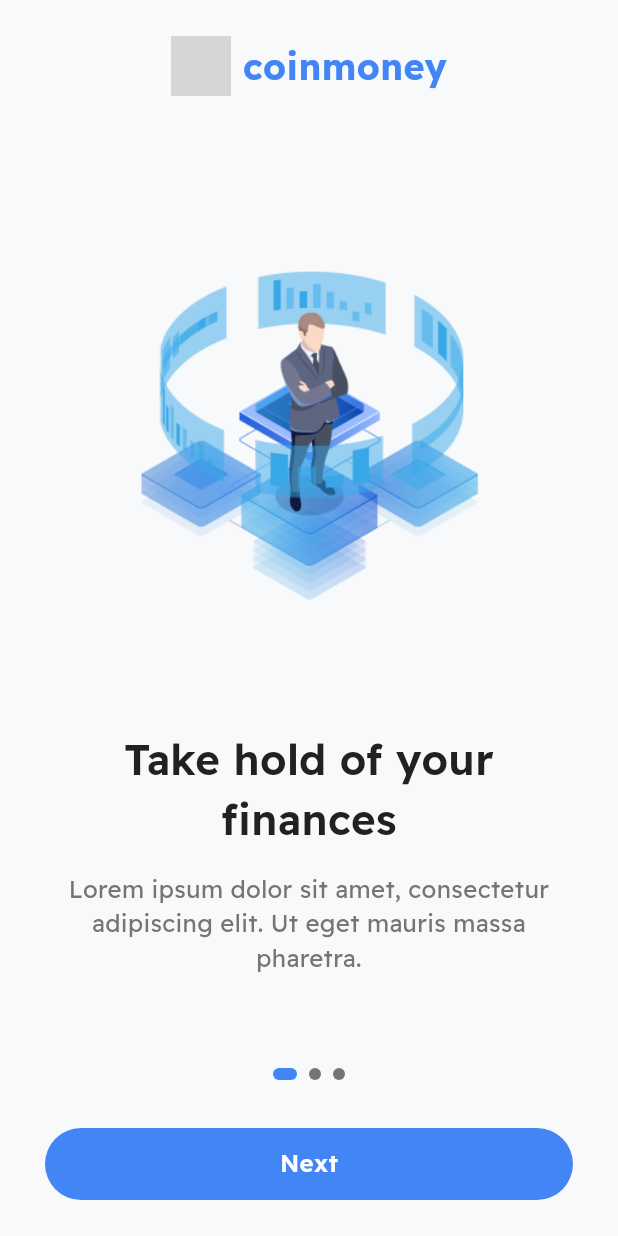
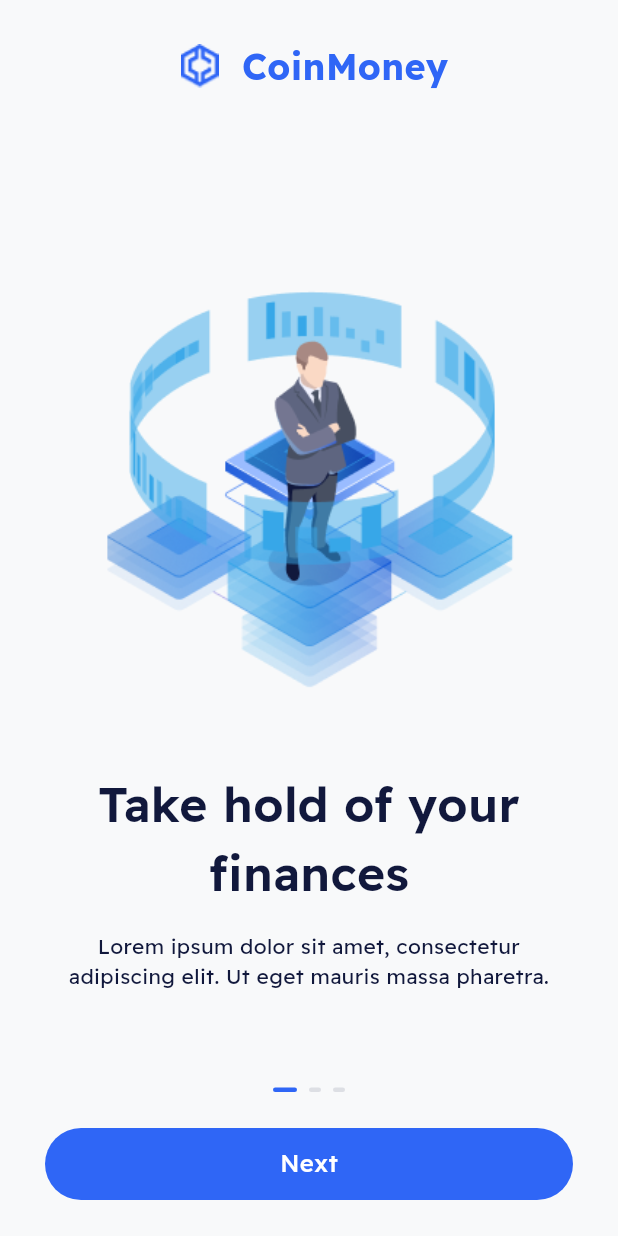
Before and after one commit to mazdon9/Crypto-Exchange-App-Mobile, a Flutter app: the screen it shows after launch, on a phone screen of 412 x 824 dp. Run offline on Flutter 3.47's test engine with Material 3 defaults, Android fonts, the phone set to English and light mode, and no system bars; grey boxes are pictures that could not be loaded.

Commit message:
feature/onboarding_screen PageIndicator

```diff
--- a/lib/components/app_button.dart
+++ b/lib/components/app_button.dart
@@ -1,7 +1,6 @@
+import 'package:crypto_exchange_app/constants/app_colors.dart';
+import 'package:crypto_exchange_app/constants/app_text_style.dart';
 import 'package:flutter/material.dart';
-
-import '../constants/app_colors.dart';
-import '../constants/app_text_style.dart';
 
 class AppButton extends StatelessWidget {
   final String content;
@@ -26,13 +25,13 @@
         width: screenWidth - 60,
         height: 48,
         decoration: BoxDecoration(
-          color: backgroundColor ?? AppColorPath.primary,
+          color: backgroundColor ?? AppColorPath.blue,
           borderRadius: BorderRadius.circular(24),
         ),
         child: Center(
           child: Text(
             content,
-            style: AppTextStyle.textFont16W600.copyWith(
+            style: AppTextStyle.textFont16W500.copyWith(
               color: textColor ?? AppColorPath.white,
             ),
           ),
--- a/lib/constants/app_colors.dart
+++ b/lib/constants/app_colors.dart
@@ -1,8 +1,8 @@
 import 'package:flutter/material.dart';
 
 class AppColorPath {
-  static const Color primary = Color(0xFF4285F4);
-  static const Color black = Color(0xff212121);
+  static const Color blue = Color(0xFF2F66F6);
+  static const Color black = Color(0xFF11183C);
   static const Color white = Color(0xFFFFFFFF);
   static const Color lightWhite = Color(0xFFF8F9FA);
   static const Color textSecondary = Color(0xFF757575);
--- a/lib/constants/app_paths.dart
+++ b/lib/constants/app_paths.dart
@@ -1,5 +1,8 @@
 class AppImagesPath {
-  static const String coinmoneyLogo = 'assets/images/coinmoney_logo.png';
+  static const String coinmoneyIconLogo =
+      'assets/images/coinmoney_icon_logo.png';
+  static const String coinmoneyTextLogo =
+      'assets/images/coinmoney_text_logo.png';
   static const String manWithCircleImages =
       'assets/images/man_with_circle_images.png';
   static const String phoneWithTradingImages =
--- a/lib/constants/app_text_style.dart
+++ b/lib/constants/app_text_style.dart
@@ -16,18 +16,30 @@
     color: AppColorPath.textSecondary,
     fontFamily: 'ReadexPro',
   );
+  static const TextStyle textFont14W400 = TextStyle(
+    fontSize: 14,
+    fontWeight: FontWeight.w400,
+    color: AppColorPath.black,
+    fontFamily: 'ReadexPro',
+  );
+  static const TextStyle textFont16W500 = TextStyle(
+    fontSize: 16,
+    fontWeight: FontWeight.w500,
+    color: AppColorPath.white,
+    fontFamily: 'ReadexPro',
+  );
 
-  static const TextStyle textFont16W600 = TextStyle(
-    fontSize: 16,
+  static const TextStyle textFont32W600 = TextStyle(
+    fontSize: 32,
     fontWeight: FontWeight.w600,
-    color: AppColorPath.white,
+    color: AppColorPath.black,
     fontFamily: 'ReadexPro',
   );
 
   static const TextStyle logoText = TextStyle(
     fontSize: 24,
     fontWeight: FontWeight.w700,
-    color: AppColorPath.primary,
+    color: AppColorPath.blue,
     fontFamily: 'ReadexPro',
   );
 }
--- a/lib/main.dart
+++ b/lib/main.dart
@@ -1,6 +1,6 @@
 import 'package:flutter/material.dart';
 
-import 'screens/splash_screen.dart';
+import 'screens/onboarding_screen.dart';
 
 void main() {
   runApp(const CryptoExchangeApp());
--- a/lib/screens/splash_screen.dart
+++ b/lib/screens/onboarding_screen.dart
@@ -21,19 +21,19 @@
       imagePath: AppImagesPath.manWithCircleImages,
       title: 'Take hold of your finances',
       subtitle:
-          'Lorem ipsum dolor sit amet, consectetur adipiscing elit. Ut eget mauris massa pharetra.',
+          'Lorem ipsum dolor sit amet, consectetur\nadipiscing elit. Ut eget mauris massa pharetra.',
     ),
     OnboardingData(
       imagePath: AppImagesPath.phoneWithTradingImages,
       title: 'Smart trading tools',
       subtitle:
-          'Lorem ipsum dolor sit amet, consectetur adipiscing elit. Ut eget mauris massa pharetra.',
+          'Lorem ipsum dolor sit amet, consectetur\nadipiscing elit. Ut eget mauris massa pharetra.',
     ),
     OnboardingData(
       imagePath: AppImagesPath.laptopTechImages,
       title: 'Invest in the future',
       subtitle:
-          'Lorem ipsum dolor sit amet, consectetur adipiscing elit. Ut eget mauris massa pharetra.',
+          'Lorem ipsum dolor sit amet, consectetur\nadipiscing elit. Ut eget mauris massa pharetra.',
     ),
   ];
 
@@ -43,6 +43,7 @@
       backgroundColor: AppColorPath.lightWhite,
       body: SafeArea(
         child: Column(
+          mainAxisAlignment: MainAxisAlignment.center,
           children: [
             // Header with logo centered
             Padding(
@@ -51,22 +52,15 @@
                 mainAxisAlignment: MainAxisAlignment.center,
                 children: [
                   Image.asset(
-                    AppImagesPath.coinmoneyLogo,
+                    AppImagesPath.coinmoneyIconLogo,
                     width: 40,
                     height: 40,
-                    errorBuilder: (context, error, stackTrace) {
-                      return const Icon(
-                        Icons.currency_bitcoin,
-                        color: AppColorPath.primary,
-                        size: 40,
-                      );
-                    },
                   ),
                   const SizedBox(width: 8),
                   const Text(
-                    'coinmoney',
+                    'CoinMoney',
                     style: AppTextStyle.logoText,
-                  ),
+                  )
                 ],
               ),
             ),
@@ -93,7 +87,7 @@
               child: Column(
                 children: [
                   _buildPageIndicator(),
-                  const SizedBox(height: 32),
+                  const SizedBox(height: 24),
                   AppButton(
                     content: _currentPage == _pages.length - 1
                         ? 'Get Started'
@@ -116,8 +110,6 @@
         mainAxisAlignment: MainAxisAlignment.center,
         children: [
           Container(
-            height: 300,
-            width: 300,
             decoration: BoxDecoration(
               borderRadius: BorderRadius.circular(20),
             ),
@@ -129,47 +121,29 @@
                 errorBuilder: (context, error, stackTrace) {
                   return Container(
                     decoration: BoxDecoration(
-                      color: AppColorPath.primary.withOpacity(0.1),
+                      color: AppColorPath.blue.withAlpha(10),
                       borderRadius: BorderRadius.circular(20),
-                    ),
-                    child: Icon(
-                      _getIconForPage(_currentPage),
-                      size: 100,
-                      color: AppColorPath.primary,
                     ),
                   );
                 },
               ),
             ),
           ),
-          const SizedBox(height: 60),
+          const SizedBox(height: 24),
           Text(
             data.title,
-            style: AppTextStyle.textFont28W600,
+            style: AppTextStyle.textFont32W600,
             textAlign: TextAlign.center,
           ),
           const SizedBox(height: 16),
           Text(
             data.subtitle,
-            style: AppTextStyle.textFont16W400,
+            style: AppTextStyle.textFont14W400,
             textAlign: TextAlign.center,
           ),
         ],
       ),
     );
-  }
-
-  IconData _getIconForPage(int index) {
-    switch (index) {
-      case 0:
-        return Icons.account_balance_wallet;
-      case 1:
-        return Icons.trending_up;
-      case 2:
-        return Icons.rocket_launch;
-      default:
-        return Icons.currency_bitcoin;
-    }
   }
 
   Widget _buildPageIndicator() {
@@ -180,11 +154,11 @@
         (index) => Container(
           margin: const EdgeInsets.symmetric(horizontal: 4),
           width: index == _currentPage ? 16 : 8,
-          height: 8,
+          height: 3,
           decoration: BoxDecoration(
             color: index == _currentPage
-                ? AppColorPath.primary
-                : AppColorPath.textSecondary,
+                ? AppColorPath.blue
+                : AppColorPath.black.withAlpha(30),
             borderRadius: BorderRadius.circular(4),
           ),
         ),
```
Also changed, not shown: lib/router/app_router.dart (+6 -143 lines), assets/images/coinmoney_icon_logo.png (added), assets/images/coinmoney_logo.png (deleted), assets/images/coinmoney_text_logo.svg (added), pubspec.lock.
